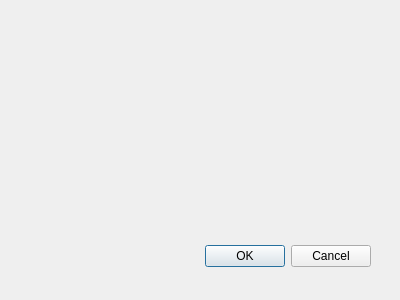
First picture: the form in forms/FrmSettings.ui, repository QGeocache/QGeocache, before the edit.
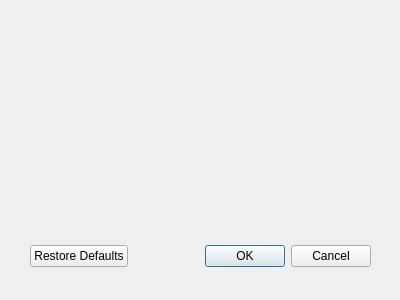
Second picture: the form after the edit.

Patch:
```diff
--- a/forms/FrmSettings.ui
+++ b/forms/FrmSettings.ui
@@ -26,7 +26,7 @@
     <enum>Qt::Horizontal</enum>
    </property>
    <property name="standardButtons">
-    <set>QDialogButtonBox::Cancel|QDialogButtonBox::Ok</set>
+    <set>QDialogButtonBox::Cancel|QDialogButtonBox::Ok|QDialogButtonBox::RestoreDefaults</set>
    </property>
   </widget>
  </widget>
```
Left out of the diff: 6 changed lines with no effect on the pictures.
